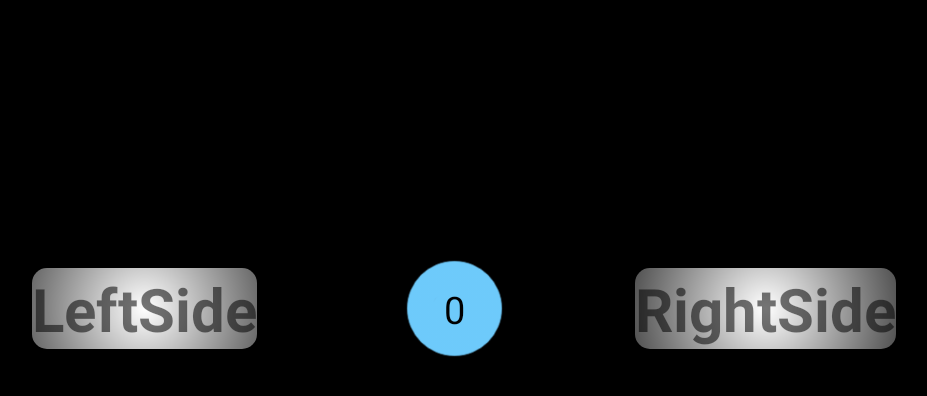
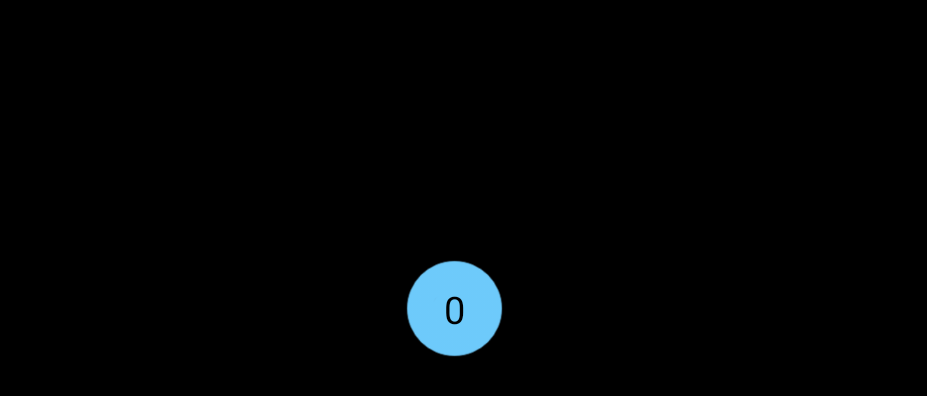
Before and after one commit to oZBo/ColorMasterNew, an Android app: the GameLevel screen opened directly, with no data from a screen before it, on a phone screen of 824 x 412 dp (held sideways). Shown: the top 396 px of the screen, without its empty margins (163-1090 px from the left). Run offline under Robolectric (Android 15) with nearby library versions, the phone set to English and light mode, and no system bars; libraries missing offline, so code that uses them is left out: cat.ppicas.customtypeface; pictures from the network do not load; 3 statements that could not run were skipped.

Commit message:
Changed font for scoreTextView. Removed background from left and right textView in gameLevel

```diff
--- a/app/src/main/res/drawable/game_level_textview_bg.xml
+++ b/app/src/main/res/drawable/game_level_textview_bg.xml
@@ -1,8 +1,7 @@
 <?xml version="1.0" encoding="utf-8"?>
 <shape xmlns:android="http://schemas.android.com/apk/res/android">
 
-    <corners
-        android:radius="10dp" />
+    <corners android:radius="10dp" />
 
     <gradient
         android:endColor="#00000000"
@@ -10,4 +9,10 @@
         android:startColor="#FFFFFFFF"
         android:type="radial" />
 
+    <padding
+        android:bottom="5dp"
+        android:left="5dp"
+        android:right="5dp"
+        android:top="5dp" />
+
 </shape>
--- a/app/src/main/res/layout/game_level.xml
+++ b/app/src/main/res/layout/game_level.xml
@@ -1,9 +1,9 @@
 <FrameLayout xmlns:android="http://schemas.android.com/apk/res/android"
     xmlns:app="http://schemas.android.com/apk/res-auto"
     xmlns:tools="http://schemas.android.com/tools"
-    android:background="@color/black"
     android:layout_width="match_parent"
-    android:layout_height="match_parent">
+    android:layout_height="match_parent"
+    android:background="@color/black">
 
     <LinearLayout
         android:layout_width="match_parent"
@@ -24,8 +24,8 @@
                 android:layout_weight="1"
                 android:indeterminate="false"
                 android:paddingRight="2dp"
-                android:visibility="gone"
-                android:progressDrawable="@drawable/progress_drawable" />
+                android:progressDrawable="@drawable/progress_drawable"
+                android:visibility="gone" />
 
             <braincollaboration.colormaster.views.MirroredProgressBar
                 android:id="@+id/progress_right"
@@ -36,8 +36,8 @@
                 android:layout_weight="1"
                 android:indeterminate="false"
                 android:paddingRight="2dp"
-                android:visibility="gone"
-                android:progressDrawable="@drawable/progress_drawable" />
+                android:progressDrawable="@drawable/progress_drawable"
+                android:visibility="gone" />
 
         </LinearLayout>
 
@@ -103,7 +103,9 @@
         android:gravity="center"
         android:text="0"
         android:textColor="@android:color/black"
-        android:textSize="25sp" />
+        android:textSize="25sp"
+        app:customTypeface="main_font"
+        tools:ignore="MissingPrefix" />
 
     <include layout="@layout/game_over_overlay" />
 
--- a/app/src/main/res/values/styles.xml
+++ b/app/src/main/res/values/styles.xml
@@ -16,7 +16,7 @@
     <style name="TextViewGameLevel">
         <item name="android:layout_width">wrap_content</item>
         <item name="android:layout_height">wrap_content</item>
-        <item name="android:background">@drawable/game_level_textview_bg</item>
+        <item name="android:background">@android:color/transparent</item>
         <item name="android:gravity">center</item>
         <item name="android:textSize">40sp</item>
         <item name="android:textStyle">bold</item>
```
